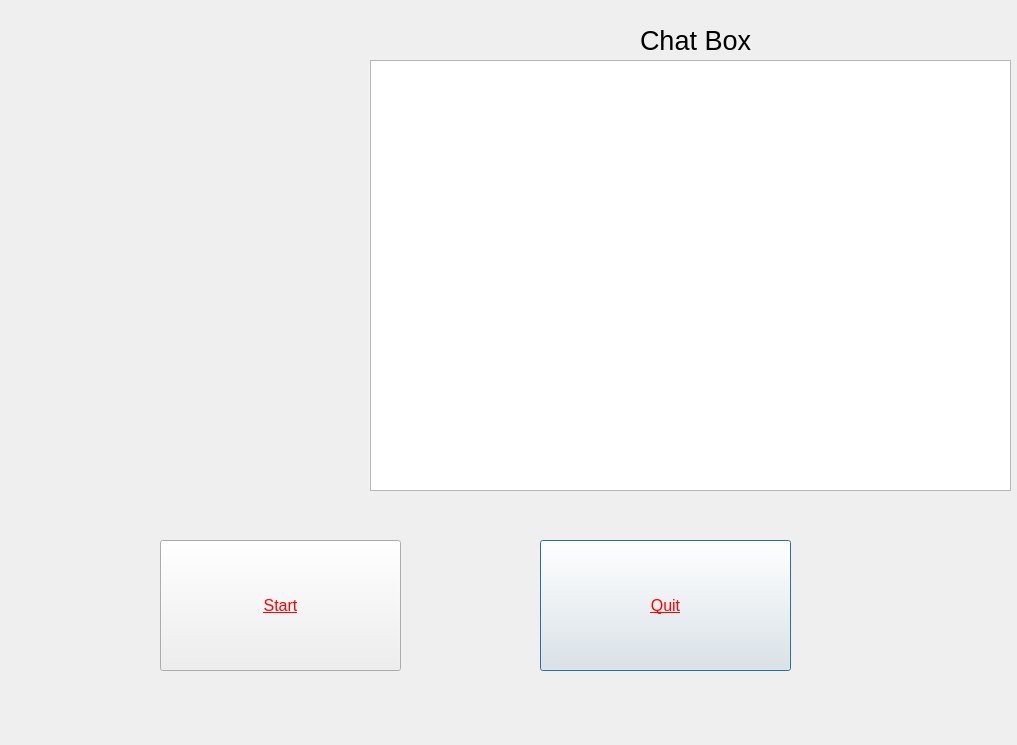
First picture: the form in Roxy_Layout.ui, repository longkimtran/Roxy, before the edit.
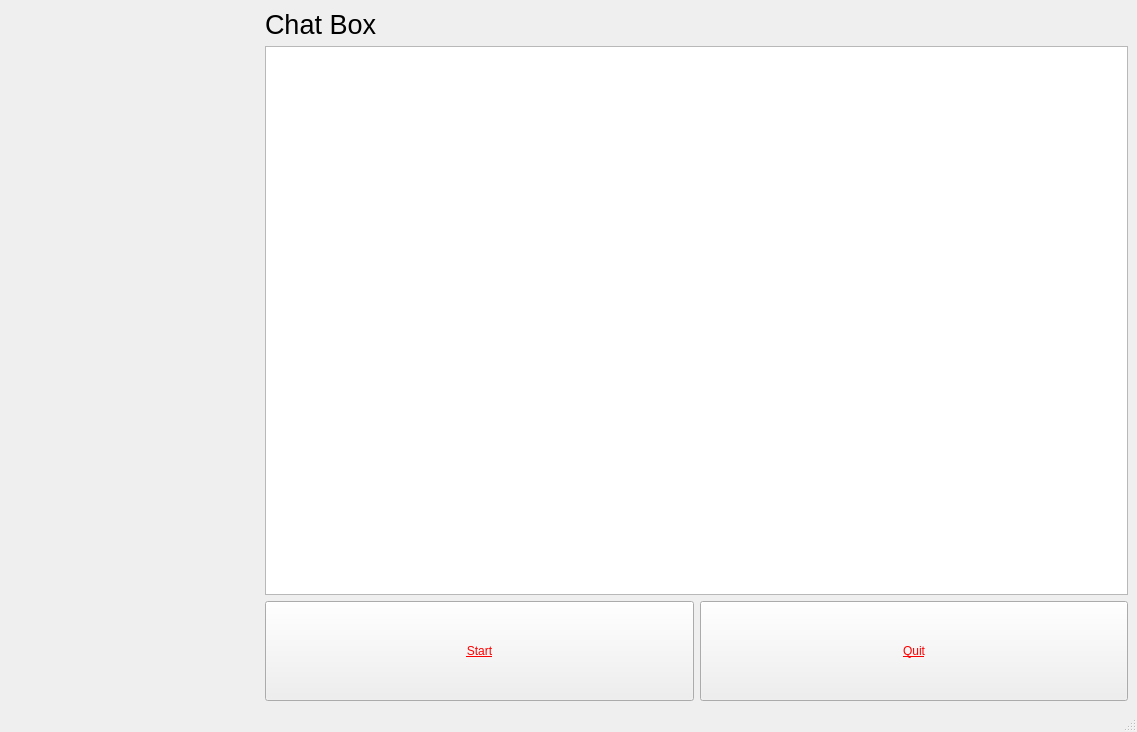
Second picture: the form after the edit. Icons and pictures are not drawn.

What changed in the file:
```diff
--- a/Roxy_Layout.ui
+++ b/Roxy_Layout.ui
@@ -1,20 +1,15 @@
 <?xml version="1.0" encoding="UTF-8"?>
 <ui version="4.0">
  <class>Roxy</class>
- <widget class="QDialog" name="Roxy">
+ <widget class="QMainWindow" name="Roxy">
   <property name="geometry">
    <rect>
     <x>0</x>
     <y>0</y>
-    <width>1017</width>
-    <height>745</height>
+    <width>1137</width>
+    <height>732</height>
    </rect>
   </property>
-  <property name="font">
-   <font>
-    <pointsize>12</pointsize>
-   </font>
-  </property>
   <property name="windowTitle">
    <string>Dialog</string>
   </property>
@@ -22,50 +17,33 @@
    <iconset>
     <normaloff>female-virtual-assistant-icon.png</normaloff>female-virtual-assistant-icon.png</iconset>
   </property>
-  <widget class="QPushButton" name="Quit_Button">
-   <property name="geometry">
-    <rect>
-     <x>540</x>
-     <y>540</y>
-     <width>251</width>
-     <height>131</height>
-    </rect>
-   </property>
-   <property name="styleSheet">
-    <string notr="true">color: rgb(255, 0, 0);
-text-decoration: underline;
-font: 14pt &quot;MS Shell Dlg 2&quot;;</string>
-   </property>
-   <property name="text">
-    <string>Quit</string>
-   </property>
-  </widget>
-  <widget class="QPushButton" name="Start_Button">
-   <property name="geometry">
-    <rect>
-     <x>160</x>
-     <y>540</y>
-     <width>241</width>
-     <height>131</height>
-    </rect>
-   </property>
+  <widget class="QWidget" name="centralwidget">
+   <layout class="QGridLayout" name="gridLayout_3">
+    <item row="0" column="1">
+     <widget class="QLabel" name="label_4">
+      <property name="font">
+       <font>
+        <pointsize>20</pointsize>
+       </font>
+      </property>
+      <property name="autoFillBackground">
+       <bool>false</bool>
+      </property>
    <property name="styleSheet">
-    <string notr="true">color: rgb(255, 0, 0);
-text-decoration: underline;
-font: 14pt &quot;MS Shell Dlg 2&quot;;</string>
+       <string notr="true"/>
    </property>
    <property name="text">
-    <string>Start</string>
-   </property>
-  </widget>
+       <string>Chat Box</string>
+      </property>
+     </widget>
+    </item>
+    <item row="1" column="0">
   <widget class="QLabel" name="label">
-   <property name="geometry">
-    <rect>
-     <x>20</x>
-     <y>110</y>
-     <width>341</width>
-     <height>311</height>
-    </rect>
+      <property name="minimumSize">
+       <size>
+        <width>250</width>
+        <height>250</height>
+       </size>
    </property>
    <property name="text">
     <string/>
@@ -77,38 +55,25 @@
     <bool>true</bool>
    </property>
   </widget>
-  <widget class="QLabel" name="label_4">
-   <property name="geometry">
-    <rect>
-     <x>640</x>
-     <y>20</y>
-     <width>131</width>
-     <height>41</height>
-    </rect>
-   </property>
-   <property name="font">
-    <font>
-     <pointsize>20</pointsize>
-    </font>
-   </property>
-   <property name="text">
-    <string>Chat Box</string>
-   </property>
-  </widget>
+    </item>
+    <item row="1" column="1">
+     <layout class="QGridLayout" name="gridLayout_2">
+      <item row="0" column="0">
   <widget class="QTextEdit" name="Roxy_Talk">
-   <property name="geometry">
-    <rect>
-     <x>370</x>
-     <y>60</y>
-     <width>641</width>
-     <height>431</height>
-    </rect>
+        <property name="minimumSize">
+         <size>
+          <width>500</width>
+          <height>250</height>
+         </size>
    </property>
    <property name="font">
     <font>
      <pointsize>12</pointsize>
     </font>
    </property>
+        <property name="styleSheet">
+         <string notr="true">background-image: url(:/newPrefix/D:/Virtual_Assisstance_Project/background-dep-5.png);</string>
+        </property>
    <property name="readOnly">
     <bool>false</bool>
    </property>
@@ -120,6 +85,52 @@
 &lt;p style=&quot;-qt-paragraph-type:empty; margin-top:0px; margin-bottom:0px; margin-left:0px; margin-right:0px; -qt-block-indent:0; text-indent:0px;&quot;&gt;&lt;br /&gt;&lt;/p&gt;&lt;/body&gt;&lt;/html&gt;</string>
    </property>
   </widget>
+      </item>
+      <item row="1" column="0">
+       <layout class="QGridLayout" name="gridLayout">
+        <item row="0" column="1">
+         <widget class="QPushButton" name="Quit_Button">
+          <property name="minimumSize">
+           <size>
+            <width>0</width>
+            <height>100</height>
+           </size>
+          </property>
+          <property name="styleSheet">
+           <string notr="true">color: rgb(255, 0, 0);
+text-decoration: underline;
+font: 14pt &quot;MS Shell Dlg 2&quot;;</string>
+          </property>
+          <property name="text">
+           <string>Quit</string>
+          </property>
+         </widget>
+        </item>
+        <item row="0" column="0">
+         <widget class="QPushButton" name="Start_Pause_Button">
+          <property name="minimumSize">
+           <size>
+            <width>0</width>
+            <height>100</height>
+           </size>
+          </property>
+          <property name="styleSheet">
+           <string notr="true">color: rgb(255, 0, 0);
+text-decoration: underline;
+font: 14pt &quot;MS Shell Dlg 2&quot;;</string>
+          </property>
+          <property name="text">
+           <string>Start</string>
+          </property>
+         </widget>
+        </item>
+       </layout>
+      </item>
+     </layout>
+    </item>
+   </layout>
+  </widget>
+  <widget class="QStatusBar" name="statusbar"/>
  </widget>
  <resources>
   <include location="C:/Users/ASUS/Pictures/test.qrc"/>
```
Left out of the diff: 2 changed lines with no effect on the pictures. Lines whose indentation alone changed are shown as unchanged.
